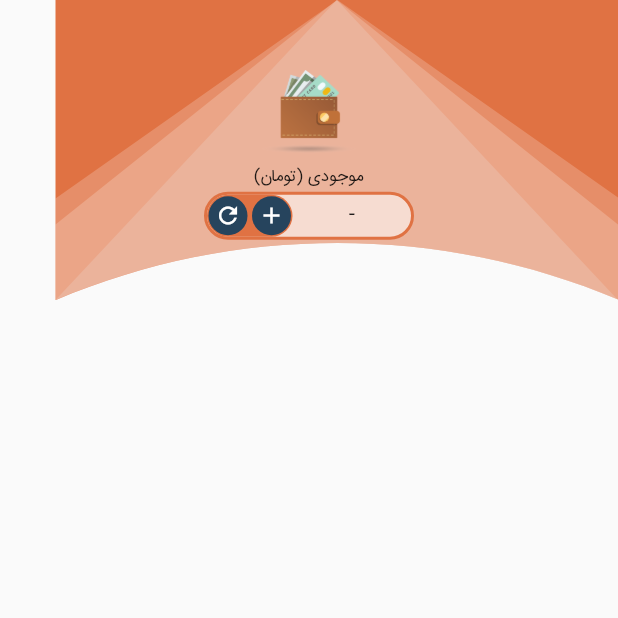
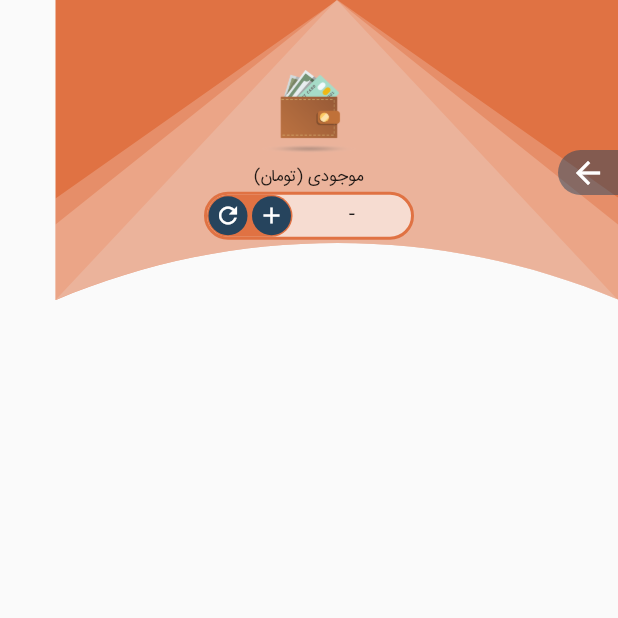
Before and after one commit to mohseni1983/fanava_pay, a Flutter app: the MasterTemplateWithoutFooter screen opened directly, on a phone screen of 412 x 824 dp, the top half of it. Run offline on Flutter 3.47's test engine with Material 2 defaults, Android fonts, the phone set to English and light mode, and no system bars; our stand-ins replace device_info, firebase_core, firebase_messaging, flutter_money_formatter, flutter_svg, material_design_icons_flutter and 5 more; missing offline and left inert: adobe_xd, camerakit, contact_picker, flutter_barcode_scanner, image_picker_saver, otp_count_down and 2 more; accounts and stored records are empty.

```diff
--- a/lib/classes/recipt.dart
+++ b/lib/classes/recipt.dart
@@ -21,6 +21,7 @@ class Recipt {
     this.respMsg,
     this.issuerBank,
     this.urlSchema,
+    this.description
   });
 
   String rrn;
@@ -34,6 +35,7 @@ class Recipt {
   String respMsg;
   String issuerBank;
   String urlSchema;
+  String description;
 
   factory Recipt.fromJson(Map<String, dynamic> json) => Recipt(
     rrn: json["Rrn"],
@@ -47,6 +49,7 @@ class Recipt {
     respMsg: json["RespMsg"],
     issuerBank: json["IssuerBank"],
     urlSchema: json["UrlSchema"],
+    description: json["Description"]
   );
 
   Map<String, dynamic> toJson() => {
@@ -61,5 +64,6 @@ class Recipt {
     "RespMsg": respMsg,
     "IssuerBank": issuerBank,
     "UrlSchema": urlSchema,
+    "Description": description
   };
 }
--- a/lib/components/maintemplate.dart
+++ b/lib/components/maintemplate.dart
@@ -285,6 +285,7 @@ class _MasterTemplateState extends State<MasterTemplate> with TickerProviderStat
                         ),
                       ),
 
+
                       Center(child: Container(
                         height: 120,
                         width: 140,
--- a/lib/components/maintemplate_withoutfooter.dart
+++ b/lib/components/maintemplate_withoutfooter.dart
@@ -3,6 +3,7 @@ import 'package:flutter/material.dart';
 import 'package:flutter_svg/flutter_svg.dart';
 import 'package:parto_v/pages/main_page.dart';
 import 'package:parto_v/pages/profile.dart';
+import 'package:parto_v/ui/cust_colors.dart';
 
 import 'TopWallet.dart';
 class MasterTemplateWithoutFooter extends StatefulWidget {
@@ -92,6 +93,23 @@ class _MasterTemplateState extends State<MasterTemplateWithoutFooter> with Ticke
                           fit: BoxFit.fill,
                         ),
                       ),
+                      Positioned(
+                          right: 0,
+                          top: 100,
+                          child: GestureDetector(
+                            onTap:()=> Navigator.of(context).pop(),
+                            child: Container(
+                              decoration: BoxDecoration(
+                                borderRadius: BorderRadius.horizontal(left: Radius.circular(15)),
+                                color: PColor.blueparto.withOpacity(0.5),
+                              ),
+                              height: 30,
+                              width: 40,
+
+                              child: Icon(Icons.arrow_forward,color: Colors.white,),
+                            ),
+                          )),
+
 
                       Center(child: Container(
                         height: 120,
```
Also changed, not shown: lib/pages/into.dart (+12 -2 lines), lib/pages/recipt.dart (+40 -3 lines), pubspec.yaml (+7 -0 lines), assets/logo.png (added), pubspec.lock, 17 other files.
